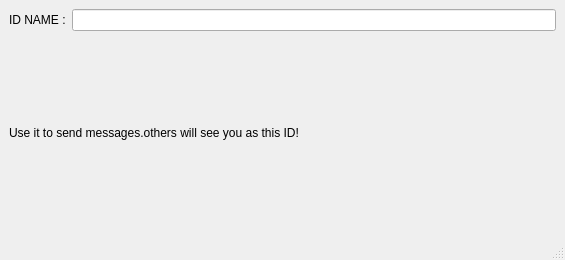
Old version of the form idpage.ui in the repository HeliaBrs/Moon.
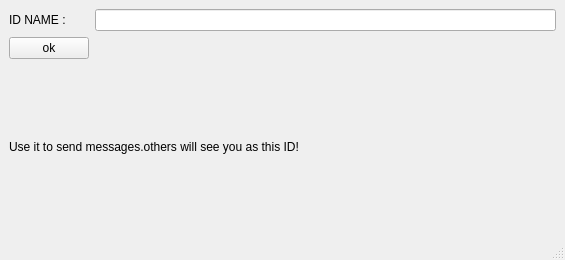
New version of the form.

```diff
--- a/idpage.ui
+++ b/idpage.ui
@@ -25,13 +25,20 @@
     <item row="0" column="1">
      <widget class="QLineEdit" name="lineEdit"/>
     </item>
-    <item row="1" column="0" colspan="2">
+    <item row="4" column="0" colspan="2">
      <widget class="QLabel" name="label_2">
       <property name="text">
        <string>Use it to send messages.others will see you as this ID!</string>
       </property>
      </widget>
     </item>
+    <item row="3" column="0">
+     <widget class="QPushButton" name="pushButton">
+      <property name="text">
+       <string>ok</string>
+      </property>
+     </widget>
+    </item>
    </layout>
   </widget>
   <widget class="QMenuBar" name="menubar">
```
